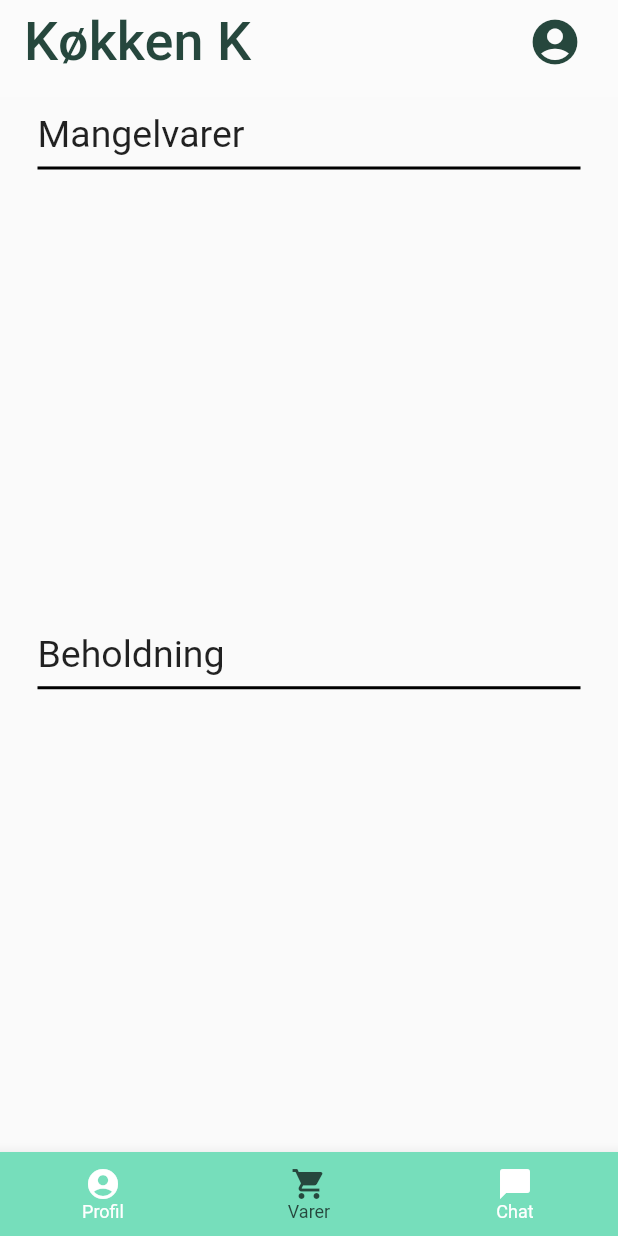
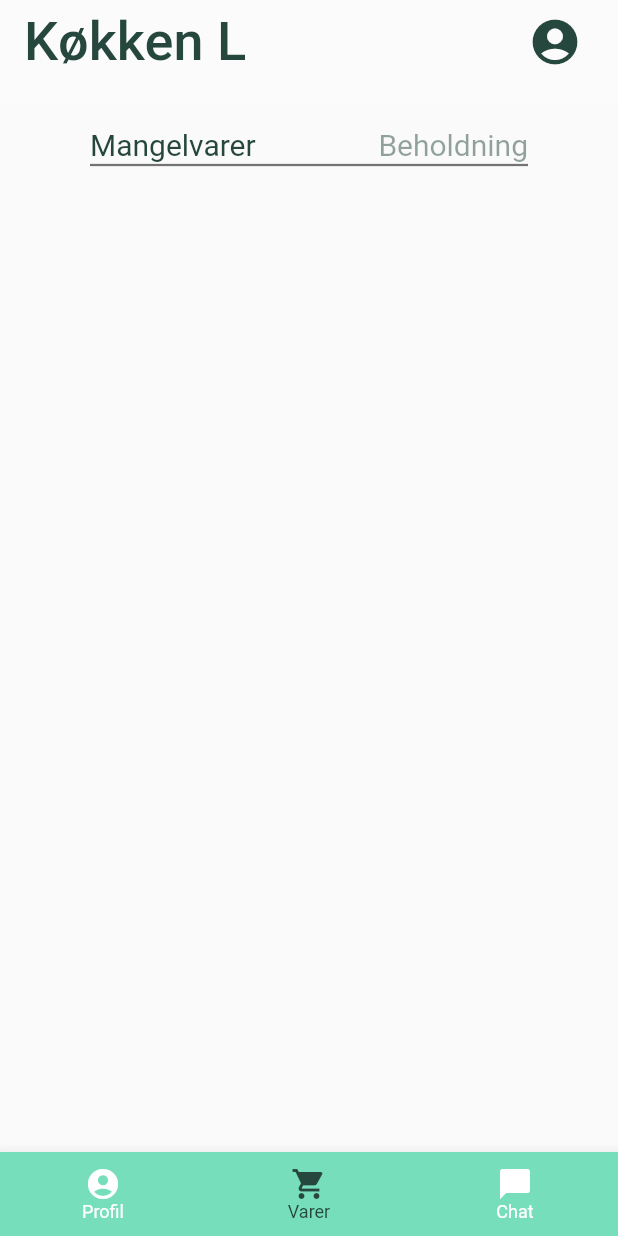
Before and after one commit to patricklopdrup/Share-goods, a Flutter app: the screen it shows once a user with an empty profile is signed in, on a phone screen of 412 x 824 dp. Run offline on Flutter 3.47's test engine with Material 2 defaults, Android fonts, the phone set to English and light mode, and no system bars; our stand-ins replace cloud_firestore, firebase_auth, firebase_core, firebase_crashlytics, flutter_conditional_rendering; missing offline and left inert: listview_utils; accounts and stored records are empty.

Commit message:
UI fixes on the itemScreen
+ Fixed buttons showing ripple effect correctly
+ Added possibility to press on view titles above the lists.
+ Cleaned the top UI to prevent confusion

```diff
--- a/share_goods/lib/screens/itemScreen/screen.dart
+++ b/share_goods/lib/screens/itemScreen/screen.dart
@@ -4,6 +4,7 @@ import 'package:flutter/material.dart';
 import 'package:share_goods/models/item.dart';
 import 'package:share_goods/myAppBar.dart';
 import 'package:listview_utils/listview_utils.dart';
+import 'package:share_goods/myColors.dart';
 import 'package:share_goods/screens/itemScreen/widgets/listItem.dart';
 
 const String kitchen = "kitchen-k";
@@ -14,61 +15,98 @@ class ItemScreen extends StatefulWidget {
 }
 
 class _ItemScreenState extends State<ItemScreen> {
+  bool _InventoryActive = false;
+
   @override
   Widget build(BuildContext context) {
     return Scaffold(
       appBar: MyAppBar(
-        title: "Køkken K",
+        title: "Køkken L",
       ),
       body: Column(children: [
-        SizedBox(height: 10),
+        SizedBox(height: 20),
+        Stack(
+          children: [
             Align(
                 alignment: Alignment.centerLeft,
                 child: Container(
-              padding: EdgeInsets.fromLTRB(25, 0, 0, 0),
+                  padding: EdgeInsets.fromLTRB(60, 0, 0, 0),
+                  child: GestureDetector(
+                    onTap: () {
+                      itemPageJumpToPage(0);
+                    },
                     child: Text(
                       "Mangelvarer",
                       textAlign: TextAlign.left,
                       style: new TextStyle(
-                    fontSize: 25.0, fontWeight: FontWeight.normal),
+                          fontSize: 20.0,
+                          fontWeight: FontWeight.normal,
+                          color:
+                              !_InventoryActive ? myDarkGreen : Color.fromRGBO(38, 71, 61, 0.5)),
+                    ),
                   ),
                 )),
-        Divider(
-          color: Colors.black,
-          thickness: 2,
-          indent: 25,
-          endIndent: 25,
-        ),
-        Expanded(
-          child: _buildBody(context, true),
-        ),
-        SizedBox(height: 10),
             Align(
-            alignment: Alignment.centerLeft,
+                alignment: Alignment.centerRight,
                 child: Container(
-              padding: EdgeInsets.fromLTRB(25, 0, 0, 0),
+                    padding: EdgeInsets.fromLTRB(0, 0, 60, 0),
+                    child: GestureDetector(
+                      onTap: () {
+                        itemPageJumpToPage(1);
+                      },
                       child: Text(
                         "Beholdning",
                         textAlign: TextAlign.left,
                         style: new TextStyle(
-                    fontSize: 25.0, fontWeight: FontWeight.normal),
+                            fontSize: 20.0,
+                            fontWeight: FontWeight.normal,
+                            color:
+                                _InventoryActive ? myDarkGreen : Color.fromRGBO(38, 71, 61, 0.5)),
                       ),
-            )),
+                    ))),
+          ],
+        ),
         Divider(
-          color: Colors.black,
-          thickness: 2,
-          indent: 25,
-          endIndent: 25,
+          height: 4,
+          color: Colors.black54,
+          thickness: 1.5,
+          indent: 60,
+          endIndent: 60,
         ),
+        SizedBox(height: 15),
         Expanded(
-          child: _buildBody(context, false),
+          child: PageView(
+              onPageChanged: _onPageChanged,
+              controller: pageController,
+              children: [
+                _buildBody(context, true),
+                _buildBody(context, false),
+              ]),
         ),
-        SizedBox(height: 10),
       ]),
     );
-    // TODO: implement build
-    throw UnimplementedError();
   }
+
+  _onPageChanged(int page) {
+    setState(() {
+      if (page == 1) {
+        _InventoryActive = true;
+      } else {
+        _InventoryActive = false;
+      }
+    });
+  }
+
+  itemPageJumpToPage(int index) {
+    print(index);
+    pageController.animateToPage(index,
+        duration: Duration(milliseconds: 500), curve: Curves.easeInOut);
+  }
+
+  PageController pageController = PageController(
+    initialPage: 0,
+    keepPage: true,
+  );
 
   Widget _buildBody(BuildContext context, bool shouldBuy) {
     return StreamBuilder<QuerySnapshot>(
@@ -89,13 +127,22 @@ class _ItemScreenState extends State<ItemScreen> {
     );
   }
 
-  Widget _buildList(BuildContext context, List<DocumentSnapshot> snapshot, bool shouldBuy) {
-    return ListView(
-        children:
-            snapshot.map((data) => _buildListItem(context, data, shouldBuy)).toList());
+  Widget _buildList(
+      BuildContext context, List<DocumentSnapshot> snapshot, bool shouldBuy) {
+    final ScrollController _scrollController = ScrollController();
+    return Scrollbar(
+      isAlwaysShown: true,
+      controller: _scrollController,
+      child: ListView(
+        controller: _scrollController,
+          children: snapshot
+              .map((data) => _buildListItem(context, data, shouldBuy))
+              .toList()),
+    );
   }
 
-  Widget _buildListItem(BuildContext context, DocumentSnapshot data, bool shouldBuy) {
+  Widget _buildListItem(
+      BuildContext context, DocumentSnapshot data, bool shouldBuy) {
     final item = Item.fromSnapshot(data);
     return ItemListItemWidget(item);
   }
```
Also changed, not shown: share_goods/lib/screens/itemScreen/widgets/listItem.dart (+38 -25 lines). Lines whose indentation alone changed are shown as unchanged.
